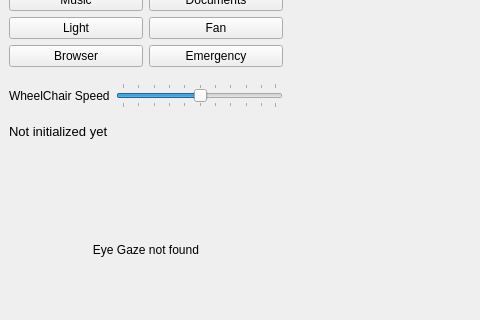
The window that UI/MainWindow.ui (rahatzamancse/EyeTask) describes before a commit, drawn with Qt 5; both pictures show x 0 to 480 and y 161 to 481 of the 898 by 481 pixel window.
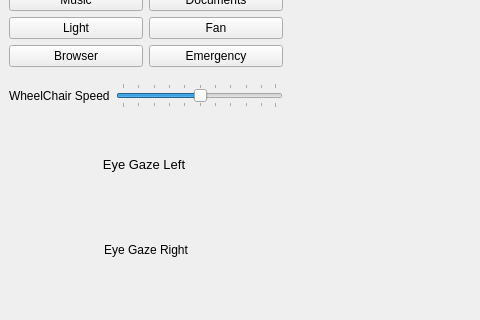
The same window after the commit.

Diff of the .ui file:
```diff
--- a/UI/MainWindow.ui
+++ b/UI/MainWindow.ui
@@ -224,13 +224,13 @@
            </font>
           </property>
           <property name="text">
-           <string>Not initialized yet</string>
+           <string>Eye Gaze Left</string>
           </property>
           <property name="scaledContents">
            <bool>false</bool>
           </property>
           <property name="alignment">
-           <set>Qt::AlignLeading|Qt::AlignLeft|Qt::AlignTop</set>
+           <set>Qt::AlignCenter</set>
           </property>
           <property name="margin">
            <number>19</number>
@@ -246,7 +246,7 @@
            </size>
           </property>
           <property name="text">
-           <string>Eye Gaze not found</string>
+           <string>Eye Gaze Right</string>
           </property>
           <property name="alignment">
            <set>Qt::AlignCenter</set>
```
Left out of the diff: 4 changed lines with no effect on the pictures.
